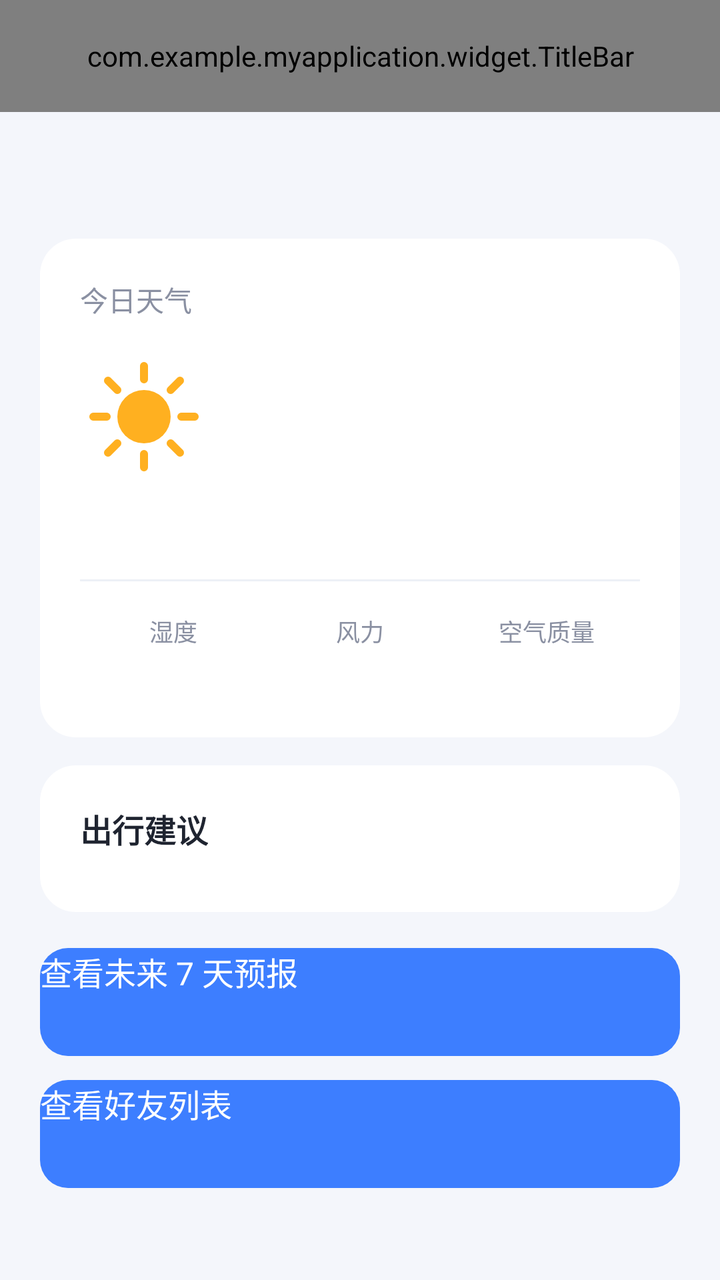
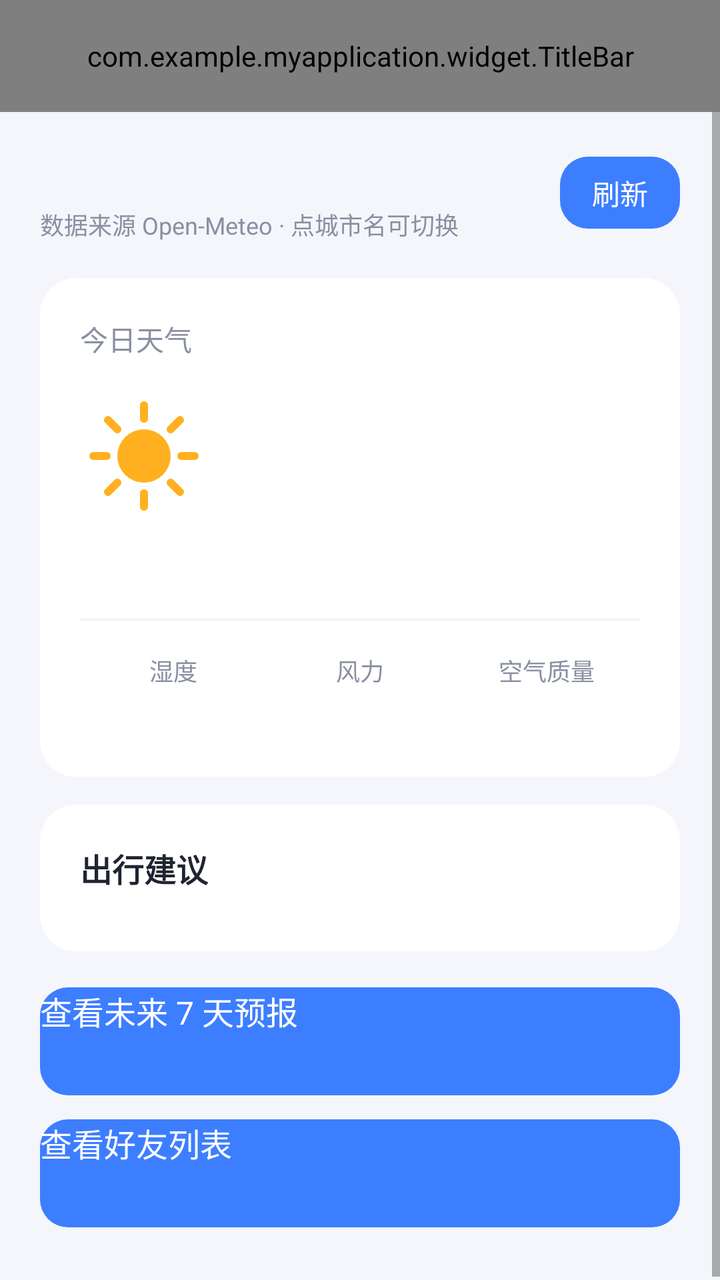

An Android layout rendered at two revisions. The XML below is the earlier revision; the diff shows what the commit changed to produce the second picture.
<!-- AndroidManifest.xml: activity theme Theme.MyApplication -->
<!-- res/layout/activity_weather.xml -->
<?xml version="1.0" encoding="utf-8"?>
<LinearLayout xmlns:android="http://schemas.android.com/apk/res/android"
    xmlns:app="http://schemas.android.com/apk/res-auto"
    android:layout_width="match_parent"
    android:layout_height="match_parent"
    android:background="@color/page_bg"
    android:fitsSystemWindows="true"
    android:orientation="vertical">

    
    <com.example.myapplication.widget.TitleBar
        android:id="@+id/titleBar"
        android:layout_width="match_parent"
        android:layout_height="56dp"
        app:tbTitle="@string/today_title" />

    <ScrollView
        android:layout_width="match_parent"
        android:layout_height="0dp"
        android:layout_weight="1"
        android:fillViewport="true">

    <LinearLayout
        android:layout_width="match_parent"
        android:layout_height="wrap_content"
        android:orientation="vertical"
        android:paddingStart="20dp"
        android:paddingTop="16dp"
        android:paddingEnd="20dp"
        android:paddingBottom="28dp">

        
        <TextView
            android:id="@+id/tvCity"
            android:layout_width="wrap_content"
            android:layout_height="wrap_content"
            android:textColor="@color/text_primary"
            android:textSize="22sp"
            android:textStyle="bold" />

        
        <LinearLayout
            android:layout_width="match_parent"
            android:layout_height="wrap_content"
            android:layout_marginTop="18dp"
            android:background="@drawable/bg_card"
            android:orientation="vertical"
            android:padding="20dp">

            <TextView
                android:layout_width="wrap_content"
                android:layout_height="wrap_content"
                android:text="@string/today_title"
                android:textColor="@color/text_secondary"
                android:textSize="14sp" />

            <LinearLayout
                android:layout_width="match_parent"
                android:layout_height="wrap_content"
                android:layout_marginTop="10dp"
                android:gravity="center_vertical"
                android:orientation="horizontal">

                <ImageView
                    android:id="@+id/ivTodayIcon"
                    android:layout_width="64dp"
                    android:layout_height="64dp"
                    android:contentDescription="@string/today_title"
                    android:src="@drawable/ic_weather_sunny" />

                <LinearLayout
                    android:layout_width="0dp"
                    android:layout_height="wrap_content"
                    android:layout_marginStart="14dp"
                    android:layout_weight="1"
                    android:orientation="vertical">

                    <TextView
                        android:id="@+id/tvTodayTemp"
                        android:layout_width="wrap_content"
                        android:layout_height="wrap_content"
                        android:textColor="@color/text_primary"
                        android:textSize="42sp"
                        android:textStyle="bold" />

                    <TextView
                        android:id="@+id/tvTodayCondition"
                        android:layout_width="wrap_content"
                        android:layout_height="wrap_content"
                        android:textColor="@color/text_secondary"
                        android:textSize="15sp" />
                </LinearLayout>
            </LinearLayout>

            <TextView
                android:id="@+id/tvTodayRange"
                android:layout_width="wrap_content"
                android:layout_height="wrap_content"
                android:layout_marginTop="8dp"
                android:textColor="@color/text_secondary"
                android:textSize="14sp" />

            <View
                android:layout_width="match_parent"
                android:layout_height="1dp"
                android:layout_marginTop="16dp"
                android:background="@color/divider" />

            <LinearLayout
                android:layout_width="match_parent"
                android:layout_height="wrap_content"
                android:layout_marginTop="16dp"
                android:orientation="horizontal">

                <LinearLayout
                    android:layout_width="0dp"
                    android:layout_height="wrap_content"
                    android:layout_weight="1"
                    android:gravity="center_horizontal"
                    android:orientation="vertical">

                    <TextView
                        android:layout_width="wrap_content"
                        android:layout_height="wrap_content"
                        android:text="@string/label_humidity"
                        android:textColor="@color/text_secondary"
                        android:textSize="12sp" />

                    <TextView
                        android:id="@+id/tvHumidity"
                        android:layout_width="wrap_content"
                        android:layout_height="wrap_content"
                        android:layout_marginTop="4dp"
                        android:textColor="@color/text_primary"
                        android:textSize="15sp"
                        android:textStyle="bold" />
                </LinearLayout>

                <LinearLayout
                    android:layout_width="0dp"
                    android:layout_height="wrap_content"
                    android:layout_weight="1"
                    android:gravity="center_horizontal"
                    android:orientation="vertical">

                    <TextView
                        android:layout_width="wrap_content"
                        android:layout_height="wrap_content"
                        android:text="@string/label_wind"
                        android:textColor="@color/text_secondary"
                        android:textSize="12sp" />

                    <TextView
                        android:id="@+id/tvWind"
                        android:layout_width="wrap_content"
                        android:layout_height="wrap_content"
                        android:layout_marginTop="4dp"
                        android:textColor="@color/text_primary"
                        android:textSize="15sp"
                        android:textStyle="bold" />
                </LinearLayout>

                <LinearLayout
                    android:layout_width="0dp"
                    android:layout_height="wrap_content"
                    android:layout_weight="1"
                    android:gravity="center_horizontal"
                    android:orientation="vertical">

                    <TextView
                        android:layout_width="wrap_content"
                        android:layout_height="wrap_content"
                        android:text="@string/label_air"
                        android:textColor="@color/text_secondary"
                        android:textSize="12sp" />

                    <TextView
                        android:id="@+id/tvAirQuality"
                        android:layout_width="wrap_content"
                        android:layout_height="wrap_content"
                        android:layout_marginTop="4dp"
                        android:textColor="@color/text_primary"
                        android:textSize="15sp"
                        android:textStyle="bold" />
                </LinearLayout>
            </LinearLayout>
        </LinearLayout>

        
        <LinearLayout
            android:layout_width="match_parent"
            android:layout_height="wrap_content"
            android:layout_marginTop="14dp"
            android:background="@drawable/bg_card"
            android:orientation="vertical"
            android:padding="20dp">

            <TextView
                android:layout_width="wrap_content"
                android:layout_height="wrap_content"
                android:text="@string/advice_title"
                android:textColor="@color/text_primary"
                android:textSize="16sp"
                android:textStyle="bold" />

            <LinearLayout
                android:id="@+id/llAdvice"
                android:layout_width="match_parent"
                android:layout_height="wrap_content"
                android:layout_marginTop="10dp"
                android:orientation="vertical" />
        </LinearLayout>

        <Button
            android:id="@+id/btnForecast"
            android:layout_width="match_parent"
            android:layout_height="54dp"
            android:layout_marginTop="18dp"
            android:background="@drawable/bg_button"
            android:backgroundTint="@color/brand"
            android:text="@string/action_view_forecast"
            android:textAllCaps="false"
            android:textColor="@color/white"
            android:textSize="16sp" />

        
        <Button
            android:id="@+id/btnFriends"
            android:layout_width="match_parent"
            android:layout_height="54dp"
            android:layout_marginTop="12dp"
            android:background="@drawable/bg_button"
            android:backgroundTint="@color/brand"
            android:text="@string/action_view_friends"
            android:textAllCaps="false"
            android:textColor="@color/white"
            android:textSize="16sp" />

    </LinearLayout>
    </ScrollView>
</LinearLayout>
<!-- resources referenced by this layout -->
<resources>
  <color name="brand">#FF3D7EFF</color>
  <color name="divider">#FFEDF0F6</color>
  <color name="page_bg">#FFF4F6FB</color>
  <color name="text_primary">#FF1F2430</color>
  <color name="text_secondary">#FF8A90A2</color>
  <color name="white">#FFFFFFFF</color>
  <!-- drawable bg_button (drawable) -->
  <?xml version="1.0" encoding="utf-8"?>
  <shape xmlns:android="http://schemas.android.com/apk/res/android"
      android:shape="rectangle">
  
      <solid android:color="@color/brand" />
      <corners android:radius="14dp" />
  </shape>
  <!-- drawable bg_card (drawable) -->
  <?xml version="1.0" encoding="utf-8"?>
  <shape xmlns:android="http://schemas.android.com/apk/res/android"
      android:shape="rectangle">
  
      <solid android:color="@color/card_bg" />
      <corners android:radius="18dp" />
  </shape>
  <!-- drawable ic_weather_sunny (drawable) -->
  <?xml version="1.0" encoding="utf-8"?>
  <vector xmlns:android="http://schemas.android.com/apk/res/android"
      android:width="48dp"
      android:height="48dp"
      android:viewportWidth="48"
      android:viewportHeight="48">
  
      <path
          android:fillColor="#FFB020"
          android:pathData="M14,24a10,10 0 1,0 20,0a10,10 0 1,0 -20,0" />
      <path
          android:fillColor="#00000000"
          android:pathData="M24,5v5"
          android:strokeColor="#FFB020"
          android:strokeLineCap="round"
          android:strokeWidth="3" />
      <path
          android:fillColor="#00000000"
          android:pathData="M24,38v5"
          android:strokeColor="#FFB020"
          android:strokeLineCap="round"
          android:strokeWidth="3" />
      <path
          android:fillColor="#00000000"
          android:pathData="M5,24h5"
          android:strokeColor="#FFB020"
          android:strokeLineCap="round"
          android:strokeWidth="3" />
      <path
          android:fillColor="#00000000"
          android:pathData="M38,24h5"
          android:strokeColor="#FFB020"
          android:strokeLineCap="round"
          android:strokeWidth="3" />
      <path
          android:fillColor="#00000000"
          android:pathData="M10.5,10.5l3.5,3.5"
          android:strokeColor="#FFB020"
          android:strokeLineCap="round"
          android:strokeWidth="3" />
      <path
          android:fillColor="#00000000"
          android:pathData="M34,34l3.5,3.5"
          android:strokeColor="#FFB020"
          android:strokeLineCap="round"
          android:strokeWidth="3" />
      <path
          android:fillColor="#00000000"
          android:pathData="M37.5,10.5l-3.5,3.5"
          android:strokeColor="#FFB020"
          android:strokeLineCap="round"
          android:strokeWidth="3" />
      <path
          android:fillColor="#00000000"
          android:pathData="M14,34l-3.5,3.5"
          android:strokeColor="#FFB020"
          android:strokeLineCap="round"
          android:strokeWidth="3" />
  </vector>
  <string name="action_view_forecast">查看未来 7 天预报</string>
  <string name="action_view_friends">查看好友列表</string>
  <string name="advice_title">出行建议</string>
  <string name="label_air">空气质量</string>
  <string name="label_humidity">湿度</string>
  <string name="label_wind">风力</string>
  <string name="today_title">今日天气</string>
  <style name="Theme.MyApplication" parent="android:Theme.Material.Light.NoActionBar">
          <item name="android:windowBackground">@color/page_bg</item>
          <item name="android:statusBarColor">@android:color/transparent</item>
          <item name="android:windowLightStatusBar">true</item>
      </style>
  <color name="card_bg">#FFFFFFFF</color>
</resources>

<!-- the commit's change to res/layout/activity_weather.xml (unified diff, before → after) -->
@@ -30,13 +30,54 @@
         android:paddingBottom="28dp">
 
         
-        <TextView
-            android:id="@+id/tvCity"
-            android:layout_width="wrap_content"
+        <LinearLayout
+            android:layout_width="match_parent"
             android:layout_height="wrap_content"
-            android:textColor="@color/text_primary"
-            android:textSize="22sp"
-            android:textStyle="bold" />
+            android:gravity="center_vertical"
+            android:orientation="horizontal">
+
+            <LinearLayout
+                android:layout_width="0dp"
+                android:layout_height="wrap_content"
+                android:layout_weight="1"
+                android:orientation="vertical">
+
+                <TextView
+                    android:id="@+id/tvCity"
+                    android:layout_width="wrap_content"
+                    android:layout_height="wrap_content"
+                    android:background="?android:attr/selectableItemBackground"
+                    android:clickable="true"
+                    android:focusable="true"
+                    android:textColor="@color/text_primary"
+                    android:textSize="22sp"
+                    android:textStyle="bold" />
+
+                <TextView
+                    android:id="@+id/tvSource"
+                    android:layout_width="wrap_content"
+                    android:layout_height="wrap_content"
+                    android:layout_marginTop="2dp"
+                    android:text="@string/weather_source_hint"
+                    android:textColor="@color/text_secondary"
+                    android:textSize="12sp" />
+            </LinearLayout>
+
+            <TextView
+                android:id="@+id/btnRefresh"
+                android:layout_width="wrap_content"
+                android:layout_height="36dp"
+                android:background="@drawable/bg_button"
+                android:backgroundTint="@color/brand"
+                android:clickable="true"
+                android:focusable="true"
+                android:gravity="center"
+                android:paddingStart="16dp"
+                android:paddingEnd="16dp"
+                android:text="@string/action_refresh"
+                android:textColor="@color/white"
+                android:textSize="14sp" />
+        </LinearLayout>
 
         
         <LinearLayout
<!-- resource entries referenced after the edit -->
@@ -82,6 +82,7 @@
           android:strokeLineCap="round"
           android:strokeWidth="3" />
   </vector>
+  <string name="action_refresh">刷新</string>
   <string name="action_view_forecast">查看未来 7 天预报</string>
   <string name="action_view_friends">查看好友列表</string>
   <string name="advice_title">出行建议</string>
@@ -89,6 +90,7 @@
   <string name="label_humidity">湿度</string>
   <string name="label_wind">风力</string>
   <string name="today_title">今日天气</string>
+  <string name="weather_source_hint">数据来源 Open-Meteo · 点城市名可切换</string>
   <style name="Theme.MyApplication" parent="android:Theme.Material.Light.NoActionBar">
           <item name="android:windowBackground">@color/page_bg</item>
           <item name="android:statusBarColor">@android:color/transparent</item>
